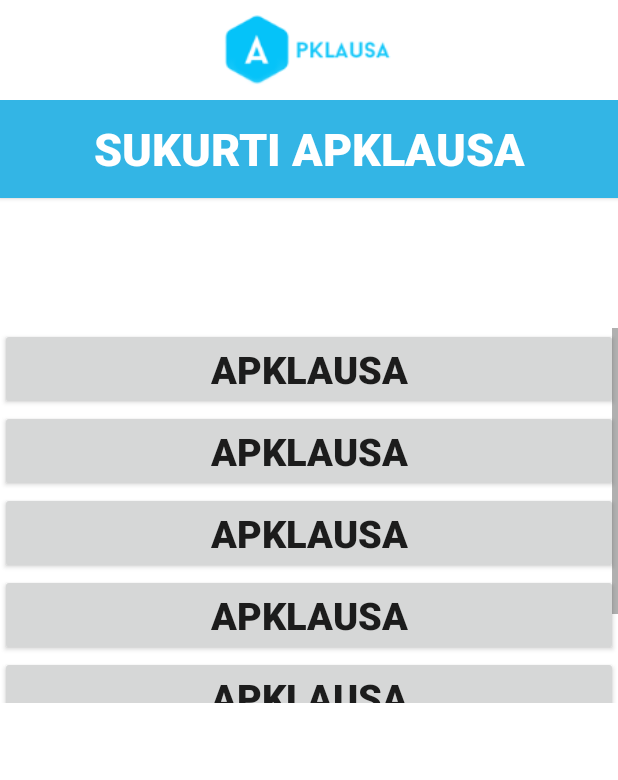
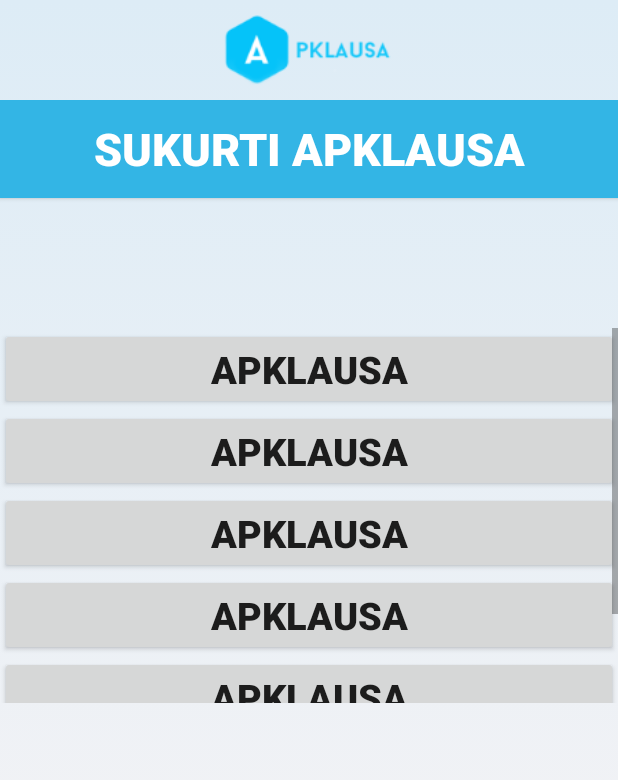
Before and after one commit to violetine/apk_kpa, an Android app: the Admin screen opened directly, with no data from a screen before it, on a phone screen of 412 x 824 dp. Shown: the top 780 px of the screen. Run offline under Robolectric (Android 15) with nearby library versions, the phone set to English and light mode, and no system bars; 2 statements that could not run were skipped.

Commit message:
Pakeistas fonas

```diff
--- /dev/null
+++ b/app/src/main/res/drawable/bg_colormix.xml
@@ -0,0 +1,12 @@
+<?xml version="1.0" encoding="utf-8"?>
+<selector xmlns:android="http://schemas.android.com/apk/res/android">
+    <item>
+        <shape>
+            <gradient
+                android:angle="90"
+                android:startColor="#FBF5F5"
+                android:endColor="#DDECF6"
+                android:type="linear" />
+        </shape>
+    </item>
+</selector>
--- a/app/src/main/res/layout/activity_sukurti_klausima.xml
+++ b/app/src/main/res/layout/activity_sukurti_klausima.xml
@@ -2,6 +2,7 @@
     android:layout_width="fill_parent"
     android:layout_height="fill_parent"
     xmlns:android="http://schemas.android.com/apk/res/android"
+    android:background="@drawable/bg_colormix"
     android:id="@+id/b">
 
     <TextView
--- a/app/src/main/res/layout/json_list.xml
+++ b/app/src/main/res/layout/json_list.xml
@@ -2,7 +2,8 @@
 <LinearLayout xmlns:android="http://schemas.android.com/apk/res/android"
     android:layout_width="fill_parent"
     android:layout_height="fill_parent"
-    android:orientation="vertical" >
+    android:orientation="vertical"
+    >
 
     <ListView
         android:id="@android:id/list"
--- a/app/src/main/res/layout/keisti_psw.xml
+++ b/app/src/main/res/layout/keisti_psw.xml
@@ -4,6 +4,7 @@
     android:orientation="vertical" android:layout_width="match_parent"
     android:layout_height="match_parent"
     android:baselineAligned="false"
+    android:background="@drawable/bg_colormix"
     >
 
     <LinearLayout
--- a/app/src/main/res/layout/klausymas.xml
+++ b/app/src/main/res/layout/klausymas.xml
@@ -2,7 +2,8 @@
 
 <LinearLayout xmlns:android="http://schemas.android.com/apk/res/android"
     android:orientation="vertical" android:layout_width="match_parent"
-    android:layout_height="match_parent">
+    android:layout_height="match_parent"
+    android:background="@drawable/bg_colormix">
 
 
         <TextView
--- a/app/src/main/res/layout/kurti_apklausa.xml
+++ b/app/src/main/res/layout/kurti_apklausa.xml
@@ -2,7 +2,8 @@
 xmlns:android="http://schemas.android.com/apk/res/android"
 android:id="@+id/drawer_layout"
 android:layout_width="match_parent"
-android:layout_height="match_parent">
+android:layout_height="match_parent"
+    android:background="@drawable/bg_colormix">
 
 <!-- Framelayout to display Fragments -->
 <FrameLayout
--- a/app/src/main/res/layout/loged_in_admin.xml
+++ b/app/src/main/res/layout/loged_in_admin.xml
@@ -2,7 +2,7 @@
 <LinearLayout xmlns:android="http://schemas.android.com/apk/res/android"
     android:orientation="vertical" android:layout_width="match_parent"
     android:layout_height="match_parent"
-    android:background="#fff"
+    android:background="@drawable/bg_colormix"
     android:weightSum="1">
 
 
--- a/app/src/main/res/layout/login.xml
+++ b/app/src/main/res/layout/login.xml
@@ -6,7 +6,7 @@
     android:padding="10dip"
     android:weightSum="1"
     android:baselineAligned="false"
-    android:background="#fff">
+    android:background="@drawable/bg_colormix">
     <TextView
         android:layout_width="156dp"
         android:layout_height="47dp"
```
Also changed, not shown: app/src/main/res/layout/loged_in.xml (+9 -7 lines).
